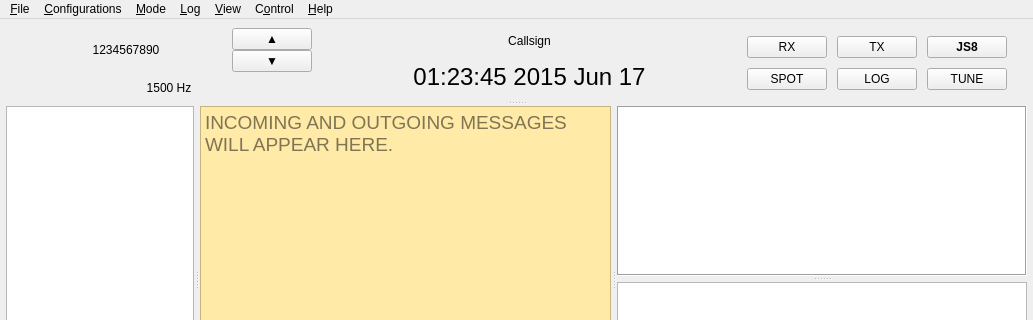
This is JS8_UI/mainwindow.ui in bg7ipb/JS8Call-improved as Qt 5 draws it before an edit; both pictures show x 0 to 1033 and y 0 to 320 of the 1033 by 605 pixel window. The edited form follows.
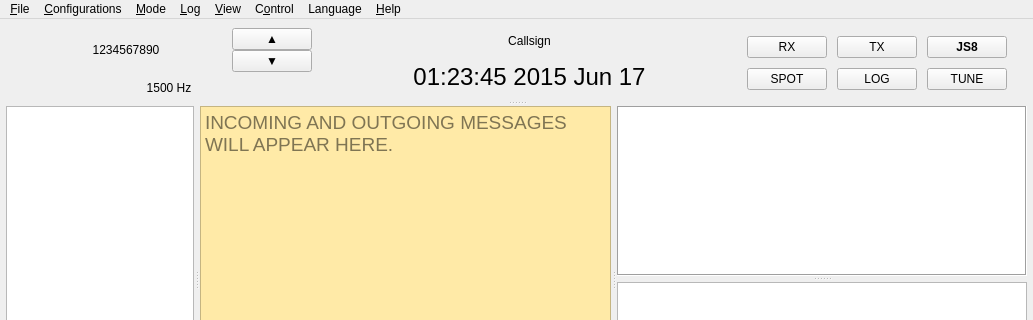
This is the edited form. Custom widgets are drawn as their Qt base class.

Commit message: [ups][i18n] Add QTranslator scaffolding and Language menu shell

Diff of the .ui file:
```diff
--- a/JS8_UI/mainwindow.ui
+++ b/JS8_UI/mainwindow.ui
@@ -1706,12 +1706,18 @@
     <addaction name="actionHeartbeatAcknowledgements"/>
     <addaction name="separator"/>
    </widget>
+   <widget class="QMenu" name="menuLanguage">
+    <property name="title">
+     <string notr="true">Language</string>
+    </property>
+   </widget>
    <addaction name="menuFile"/>
    <addaction name="menuConfig"/>
    <addaction name="menuModeJS8"/>
    <addaction name="menu_Log"/>
    <addaction name="menuWindow"/>
    <addaction name="menuControl"/>
+   <addaction name="menuLanguage"/>
    <addaction name="menuHelp"/>
   </widget>
   <widget class="QStatusBar" name="statusBar"/>
```
The commit also changes 1 other file.
